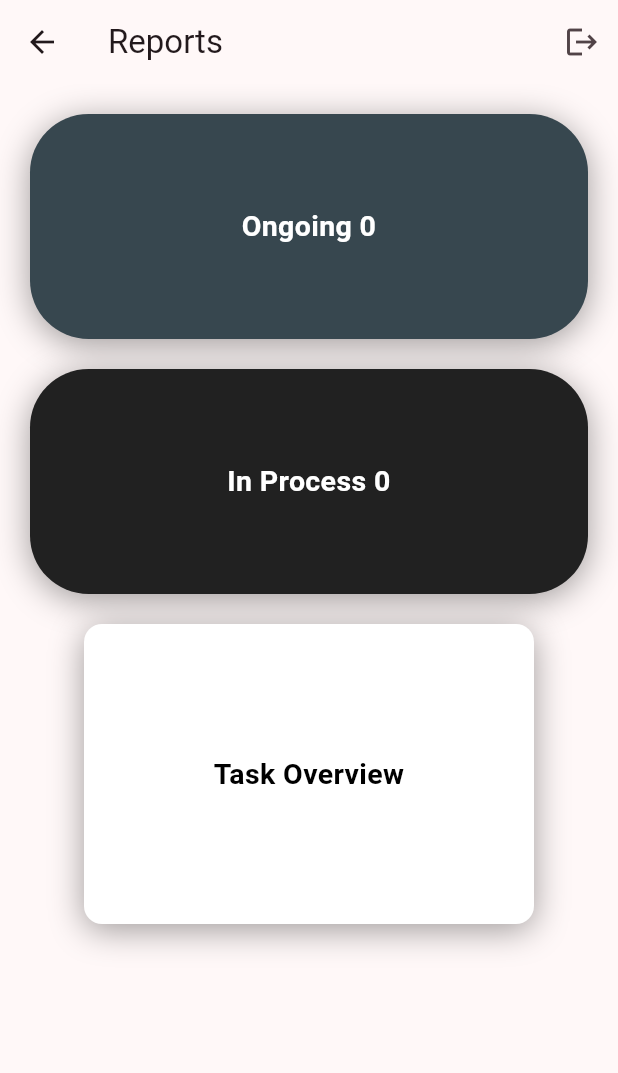
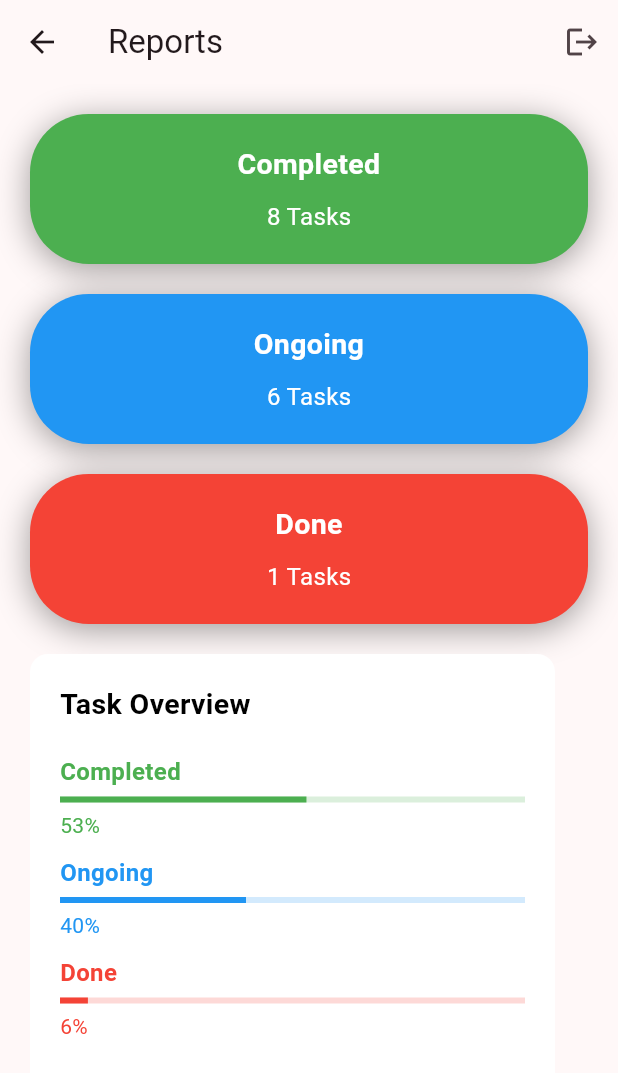
Before and after one commit to AlpBost/CurlyWare, a Flutter app: the ReportsPage screen opened directly, on a phone screen of 412 x 824 dp. Shown: the top 1073 px of the screen. Run offline on Flutter 3.47's test engine with Material 3 defaults, Android fonts, the phone set to English and light mode, and no system bars; our stand-ins replace cloud_firestore, firebase_auth, firebase_core; missing offline and left inert: dart:ffi; accounts and stored records are empty.

Commit message:
Report Page Updated

```diff
--- a/lib/pages/reportpage/reportspage.dart
+++ b/lib/pages/reportpage/reportspage.dart
@@ -1,7 +1,6 @@
 import 'package:flutter/material.dart';
 import 'package:jjj/main.dart';
 import 'package:jjj/pages/mainpage/projecttypes.dart';
-
 
 class ReportsPage extends StatefulWidget {
   @override
@@ -10,8 +9,11 @@ class ReportsPage extends StatefulWidget {
 
 class _ReportsPageState extends State<ReportsPage> {
 
-  int completedProjectCounter = 0;
-  int ongoingProjectCounter = 0;
+  // bu bilgiler db den al
+  int totalTaskCount = 15;
+  int completedTaskCount = 8;
+  int ongoingTaskCount = 6;
+  int doneTaskCount = 1;
 
   void _logout(BuildContext context) {
     showDialog(
@@ -27,7 +29,7 @@ class _ReportsPageState extends State<ReportsPage> {
           TextButton(
             onPressed: () {
               Navigator.pop(context);
-              Navigator.pushReplacementNamed(context, "/login"); //DÜZELT
+              Navigator.pushReplacementNamed(context, "/login");
             },
             child: Text("Logout", style: TextStyle(color: Colors.red)),
           ),
@@ -39,7 +41,7 @@ class _ReportsPageState extends State<ReportsPage> {
   Widget _buildProjectBox(
       BuildContext context, String title, Color color, int numberOfProjects) {
     return Container(
-      height: 150,
+      height: 100,
       decoration: BoxDecoration(
         color: color,
         borderRadius: BorderRadius.circular(39),
@@ -52,7 +54,10 @@ class _ReportsPageState extends State<ReportsPage> {
         ],
       ),
       child: Center(
-        child: Text(
+        child: Column(
+          mainAxisAlignment: MainAxisAlignment.center,
+          children: [
+            Text(
               title,
               textAlign: TextAlign.center,
               style: TextStyle(
@@ -61,41 +66,86 @@ class _ReportsPageState extends State<ReportsPage> {
                 fontWeight: FontWeight.bold,
               ),
             ),
+            SizedBox(height: 10),
+            Text(
+              "$numberOfProjects Tasks",
+              style: TextStyle(
+                color: Colors.white,
+                fontSize: 16,
+              ),
+            ),
+          ],
+        ),
       ),
     );
   }
 
   Widget _dailyTaskOverview() {
+    double completedPercentage = (completedTaskCount / totalTaskCount) * 100;
+    double ongoingPercentage = (ongoingTaskCount / totalTaskCount) * 100;
+    double donePercentage = (doneTaskCount / totalTaskCount) * 100;
+
     return Container(
-      height: 200,
-      width: 300,  // Genişlik ekledim
+      height: 300,
+      width: 350,
       decoration: BoxDecoration(
         color: Colors.white,
         borderRadius: BorderRadius.circular(12),
-        boxShadow: [
-          BoxShadow(
-            color: Colors.black38,
-            blurRadius: 19,
-            offset: Offset(0, 4),
       ),
-        ],
-      ),
-      child: Center(
-        child: Text(
+      padding: EdgeInsets.all(20),
+      child: Column(
+        crossAxisAlignment: CrossAxisAlignment.start,
+        children: [
+          Text(
             "Task Overview",
-          textAlign: TextAlign.center,
             style: TextStyle(
               color: Colors.black,
               fontSize: 19,
               fontWeight: FontWeight.bold,
             ),
           ),
+          SizedBox(height: 20),
+          _buildTaskProgress("Completed", completedPercentage.toInt(), Colors.green),
+          SizedBox(height: 10),
+          _buildTaskProgress("Ongoing", ongoingPercentage.toInt(), Colors.blue),
+          SizedBox(height: 10),
+          _buildTaskProgress("Done", donePercentage.toInt(), Colors.red),
+        ],
       ),
     );
   }
 
+  Widget _buildTaskProgress(String title, int percentage, Color color) {
+    return Column(
+      crossAxisAlignment: CrossAxisAlignment.start,
+      children: [
+        Text(
+          title,
+          style: TextStyle(
+            color: color,
+            fontSize: 16,
+            fontWeight: FontWeight.bold,
+          ),
+        ),
+        SizedBox(height: 5),
+        LinearProgressIndicator( // internetten bakıldı
+          value: percentage / 100,
+          backgroundColor: color.withOpacity(0.2),
+          valueColor: AlwaysStoppedAnimation<Color>(color),
+        ),
+        SizedBox(height: 5),
+        Text(
+          "$percentage%",
+          style: TextStyle(
+            color: color,
+            fontSize: 14,
+          ),
+        ),
+      ],
+    );
+  }
 
-
+  @override
   Widget build(BuildContext context) {
     return Scaffold(
       appBar: AppBar(
@@ -109,16 +159,19 @@ class _ReportsPageState extends State<ReportsPage> {
           ),
         ],
       ),
-      body: Padding(
+      body: SingleChildScrollView(
+        child: Padding(
           padding: const EdgeInsets.all(20.0),
           child: Column(
+            crossAxisAlignment: CrossAxisAlignment.start,
             children: [
               Wrap(
                 spacing: 20.0,
                 runSpacing: 20.0,
                 children: [
-                _buildProjectBox(context, "Ongoing " + completedProjectCounter.toString(), Colors.blueGrey[800]!, completedProjectCounter),
-                _buildProjectBox(context, "In Process " + ongoingProjectCounter.toString(), Colors.grey[900]!, ongoingProjectCounter),
+                  _buildProjectBox(context, "Completed", Colors.green, completedTaskCount),
+                  _buildProjectBox(context, "Ongoing", Colors.blue, ongoingTaskCount),
+                  _buildProjectBox(context, "Done", Colors.red, doneTaskCount),
                 ],
               ),
               SizedBox(height: 20),
@@ -126,6 +179,7 @@ class _ReportsPageState extends State<ReportsPage> {
             ],
           ),
         ),
+      ),
     );
   }
 }
```
Lines whose indentation alone changed are shown as unchanged.
